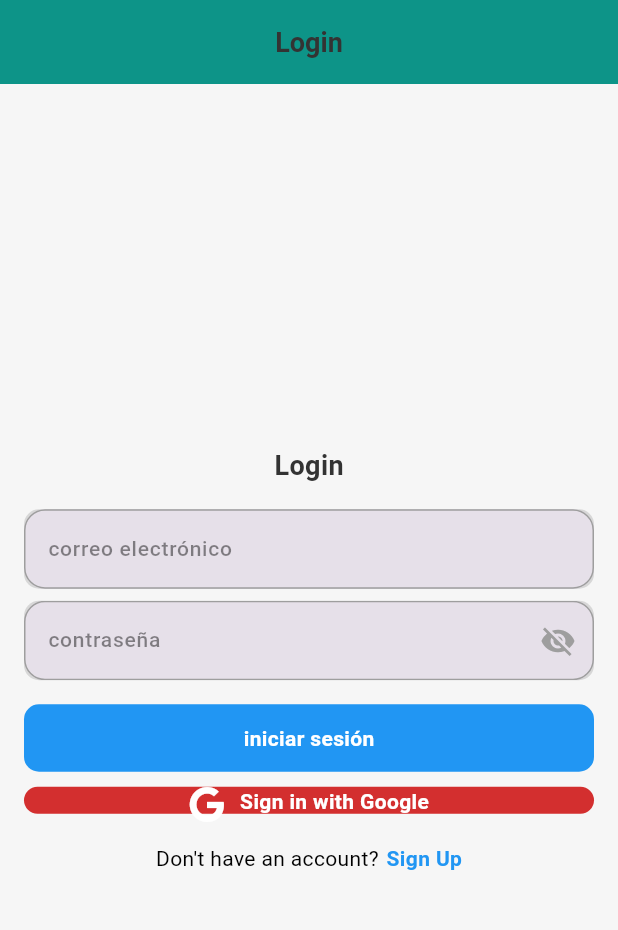
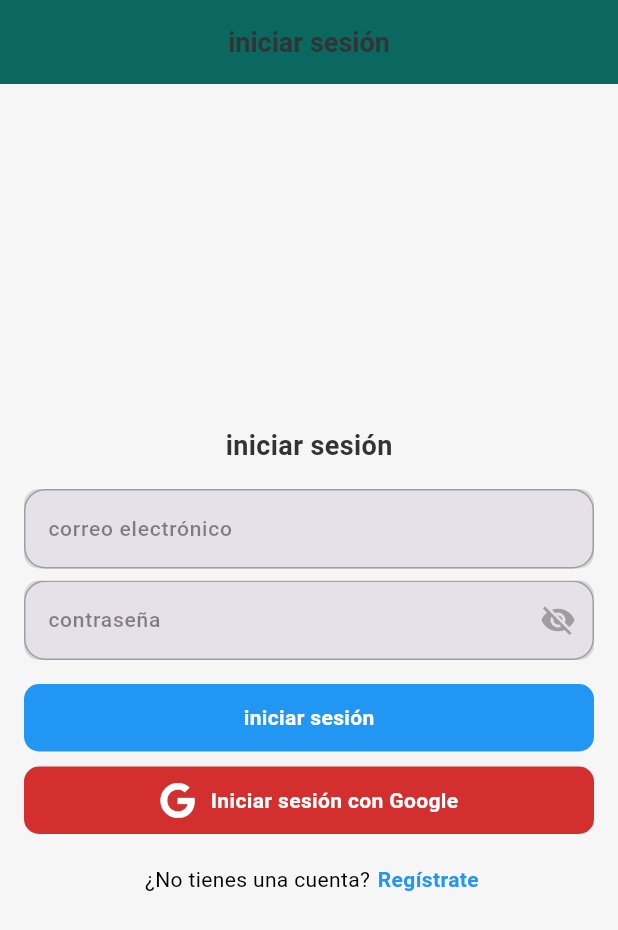
Before and after one commit to Ckm1204/ExcursionApp, a Flutter app: the screen it shows after launch, on a phone screen of 412 x 824 dp. Shown: the top 930 px of the screen. Run offline on Flutter 3.47's test engine with Material 3 defaults, Android fonts, the phone set to English and light mode, and no system bars; our stand-ins replace cloud_firestore, firebase_auth, firebase_core, fluttertoast, font_awesome_flutter, get and 4 more; accounts and stored records are empty; Roboto replaces fonts that are missing (Poppins).

Commit message:
cambios nav bar

```diff
--- a/lib/App.dart
+++ b/lib/App.dart
@@ -1,10 +1,10 @@
 import 'package:excursion/generated/app_localizations.dart';
+import 'package:excursion/modules/home/home_page.dart';
 import 'package:flutter/material.dart';
 import 'package:get/get.dart';
-import 'package:excursion/App.dart';
 
 import 'package:excursion/utils/theme/theme.dart';
-import 'package:excursion/modules/authentication/screen/login/pages/login_screen.dart';
+import 'package:excursion/modules/authentication/login/pages/login_screen.dart';
 
 class App extends StatelessWidget {
   const App({super.key});
@@ -21,6 +21,10 @@ class App extends StatelessWidget {
       supportedLocales: AppLocalizations.supportedLocales,
       locale: const Locale('es', ''), // TODO: put here status management
       // locale: const Locale('en', ''),
+      routes: {
+        '/login': (context) => const LoginPage(),
+        '/home': (context) => const Home_page(),
+      }
     );
   }
 }
--- a/lib/l10n/app_en.arb
+++ b/lib/l10n/app_en.arb
@@ -1,3 +1,6 @@
 {
-  "login": "{name, select, email{email} password{password} login{login} userLogin{User is successfully signed in with Google} someError{Some error occurred} other{}}"
+  "login": "{name, select, email{email} password{password} login{login} username{Username} userLogin{User is successfully signed in with Google} someError{Some error occurred} loginGoogle{Sign in with Google} dontHaveAcc{Don't have an account?} signUp{signUp}   other{}}",
+  "signUp":"{name, select,  alHaveAcc{Already have an account?} username{Username} other{}}",
+  "home": "{name, select, welcome{Welcome} other{}}",
+  "nav_bar": "{name, select, profile{Perfil} search{Search} home{Home} other{}}"
 }
--- a/lib/l10n/app_es.arb
+++ b/lib/l10n/app_es.arb
@@ -1,3 +1,6 @@
 {
-  "login": "{name, select, email{correo electrónico} password{contraseña} login{iniciar sesión} userLogin{Usuario inicio sesion  correctamente con Google } someError{Algo salió mal} otherError{Ocurrió un error inesperado} other{Ocurrió un error inesperado}}"
+  "login": "{name, select, email{correo electrónico} password{contraseña} login{iniciar sesión}  username{Nombre de usuario} userLogin{Usuario inicio sesion  correctamente con Google } someError{Algo salió mal} otherError{Ocurrió un error inesperado} other{Ocurrió un error inesperado} loginGoogle {Iniciar sesión con Google} dontHaveAcc{ ¿No tienes una cuenta?} signUp{Regístrate} other{} }",
+  "signUp": "{ name, select, alHaveAcc{¿ Ya tienes una cuenta ?} username{Nombre de usuario} other{}}",
+  "home": "{name, select, welcome{Bienvenido} other{}}",
+  "nav_bar": "{name, select, home{Inicio} profile{Perfil} search{Buscar} other{}}"
 }
--- a/lib/main.dart
+++ b/lib/main.dart
@@ -4,11 +4,10 @@ import 'package:firebase_core/firebase_core.dart';
 import 'package:flutter/material.dart';
 import 'package:excursion/App.dart';
 
-import 'App.dart';
-import 'firebase_options.dart';
 
 void main() async {
   WidgetsFlutterBinding.ensureInitialized();
+
 
   /// Todo: Add widgets binding
   /// Todo: Init Local Storage
--- a/lib/modules/authentication/screen/login/pages/login_screen.dart
+++ b/lib/modules/authentication/login/pages/login_screen.dart
@@ -11,6 +11,7 @@ import 'package:google_sign_in/google_sign_in.dart';
 import 'package:excursion/utils/helpers/toast.dart';
 import 'package:excursion/utils/constants/colors.dart';
 import 'package:excursion/utils/constants/sizes.dart';
+import 'package:excursion/modules/home/home_page.dart';
 
 
 
@@ -41,7 +42,7 @@ class _LoginPageState extends State<LoginPage> {
     return Scaffold(
       appBar: AppBar(
         automaticallyImplyLeading: false,
-        title: Text("Login", style: TextStyle(color: AppColors.textPrimary)),
+        title: Text(AppText.login, style: TextStyle(color: AppColors.textPrimary)),
         backgroundColor: AppColors.primary,
       ),
       body: Center(
@@ -51,7 +52,7 @@ class _LoginPageState extends State<LoginPage> {
             mainAxisAlignment: MainAxisAlignment.center,
             children: [
               Text(
-                "Login",
+                AppText.login,
                 style: TextStyle(fontSize: AppSizes.fontSizeLg, fontWeight: FontWeight.bold, color: AppColors.textPrimary),
               ),
               SizedBox(
@@ -79,7 +80,7 @@ class _LoginPageState extends State<LoginPage> {
                 },
                 child: Container(
                   width: double.infinity,
-                  height: 45,
+                  height: AppSizes.buttonLogin,
                   decoration: BoxDecoration(
                     color: Colors.blue,
                     borderRadius: BorderRadius.circular(10),
@@ -99,20 +100,12 @@ class _LoginPageState extends State<LoginPage> {
               SizedBox(height: 10,),
               GestureDetector(
                 onTap: () {
-                  void _signInWithGoogle() async {
-                    User? user = await _auth.signInWithGoogle();
-                    if (user != null) {
-                      showToast(message: AppText.userLogin); // "User is successfully signed in with Google"
-                      Navigator.pushNamed(context, "/home");
-                    } else {
-                      showToast(message: AppText.someError); // "Some error occurred")
-                    }
-                  }
+                  _signInWithGoogle();
 
                 },
                 child: Container(
                   width: double.infinity,
-                  height: AppSizes.buttonHeight,
+                  height: AppSizes.buttonLogin,
                   decoration: BoxDecoration(
                     color: AppColors.error,
                     borderRadius: BorderRadius.circular(10),
@@ -124,7 +117,7 @@ class _LoginPageState extends State<LoginPage> {
                         Icon(FontAwesomeIcons.google, color: Colors.white,),
                         SizedBox(width: 10,),
                         Text(
-                          "Sign in with Google",
+                          AppText.loginGoogle, // "Sign in with Google"
                           style: TextStyle(
                             color: Colors.white,
                             fontWeight: FontWeight.bold,
@@ -144,7 +137,7 @@ class _LoginPageState extends State<LoginPage> {
               Row(
                 mainAxisAlignment: MainAxisAlignment.center,
                 children: [
-                  Text("Don't have an account?"),
+                  Text(AppText.dontHaveAcc), // "Don't have an account?"
                   SizedBox(
                     width: 5,
                   ),
@@ -157,7 +150,7 @@ class _LoginPageState extends State<LoginPage> {
                       );
                     },
                     child: Text(
-                      "Sign Up",
+                      AppText.signUp, // "Sign Up"
                       style: TextStyle(
                         color: Colors.blue,
                         fontWeight: FontWeight.bold,
@@ -190,6 +183,7 @@ class _LoginPageState extends State<LoginPage> {
     if (user != null) {
       showToast(message: "User is successfully signed in");
       Navigator.pushNamed(context, "/home");
+
     } else {
       showToast(message: "some error occured");
     }
@@ -212,7 +206,6 @@ class _LoginPageState extends State<LoginPage> {
           idToken: googleSignInAuthentication.idToken,
           accessToken: googleSignInAuthentication.accessToken,
         );
-
         await _firebaseAuth.signInWithCredential(credential);
         Navigator.pushNamed(context, "/home");
       }
--- a/lib/utils/constants/colors.dart
+++ b/lib/utils/constants/colors.dart
@@ -4,7 +4,7 @@ class AppColors {
   AppColors._();
 
   // App basic colors
-  static const Color primary = Color(0xFF0D9488);
+  static const Color primary = Color(0xFF0B6861);
   static const Color secondary = Color(0xFF3A2C27);
   static const Color accent = Color(0xFFFFC107);
 
--- a/lib/utils/constants/sizes.dart
+++ b/lib/utils/constants/sizes.dart
@@ -23,6 +23,7 @@ class AppSizes {
   static const double buttonWidth = 120.0;
   static const double buttonHeight = 18.0;
   static const double buttonRadius = 18.0;
+  static const double buttonLogin =  45.0;
 
   // AppBar height
   static const double appBarHeight = 56.0;
--- a/lib/utils/constants/text_strings.dart
+++ b/lib/utils/constants/text_strings.dart
@@ -5,14 +5,26 @@ class AppText {
   AppText._();
 
   // Global texts
+
+  // Login texts
   static String email = AppLocalizations.of(Get.context!).login('email');
   static String password = AppLocalizations.of(Get.context!).login('password');
   static String login = AppLocalizations.of(Get.context!).login('login');
   static String userLogin = AppLocalizations.of(Get.context!).login('userLogin');
   static String someError = AppLocalizations.of(Get.context!).login('someError');
+  static String userNotFound = AppLocalizations.of(Get.context!).login('userNotFound');
+  static String wrongPassword = AppLocalizations.of(Get.context!).login('wrongPassword');
+  static String loginGoogle = AppLocalizations.of(Get.context!).login('loginGoogle');
+  static String dontHaveAcc = AppLocalizations.of(Get.context!).login('dontHaveAcc');
+  static String signUp = AppLocalizations.of(Get.context!).login('signUp');
+  static String alHaveAcc = AppLocalizations.of(Get.context!).login('alHaveAcc');
+  static String username = AppLocalizations.of(Get.context!).login('username');
 
+// Nav Bar
 
-
+static String home = AppLocalizations.of(Get.context!).nav_bar('home');
+static String search = AppLocalizations.of(Get.context!).nav_bar('search');
+static String profile = AppLocalizations.of(Get.context!).nav_bar('profile');
 
 
 
--- a/pubspec.yaml
+++ b/pubspec.yaml
@@ -40,7 +40,7 @@ dependencies:
   logger: ^2.2.0
   get_storage: ^2.1.1
   http: ^1.2.1
-  cloud_firestore: ^4.17.2
+  cloud_firestore: ^4.17.4
   url_launcher: ^6.2.6
   flutter_localization: ^0.2.0
   l10n_flutter: ^1.0.7
@@ -49,6 +49,8 @@ dependencies:
   fluttertoast: ^8.2.5
   google_sign_in: ^6.2.1
   font_awesome_flutter: ^10.7.0
+  cached_network_image: ^3.3.1
+  google_nav_bar: ^5.0.6
 dev_dependencies:
   flutter_test:
     sdk: flutter
```
Also changed, not shown: lib/modules/authentication/login/pages/signup_screen.dart (renamed from lib/modules/authentication/screen/login/pages/signup_screen.dart, +17 -13 lines), lib/modules/home/Home_nav_bar.dart (added, +61 -0 lines), lib/modules/home/home.dart (deleted, +0 -65 lines), lib/modules/home/home_page.dart (added, +26 -0 lines), lib/utils/services/firebase_auth.dart (+0 -29 lines), lib/generated/app_localizations.dart, lib/generated/app_localizations_en.dart, lib/generated/app_localizations_es.dart, lib/modules/authentication/login/widgets/form_container.dart (renamed from lib/modules/authentication/screen/login/widgets/form_container.dart), lib/utils/logging/LoginGoogleUtils.dart (added), pubspec.lock, 4 other files.
